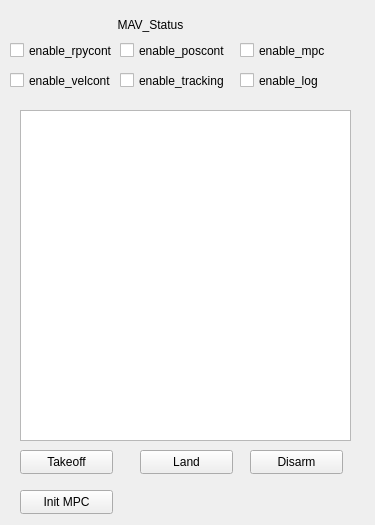
This is src/rqt_quadcoptergui/QuadCopterwidget.ui in garimellagowtham/rqt_quadcoptergui as Qt 5 draws it before an edit. The edited form follows.
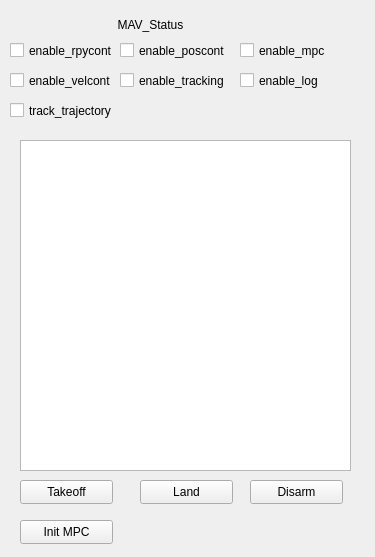
This is the edited form.

Commit message: added trajectory tracking checkbox

```diff
--- a/src/rqt_quadcoptergui/QuadCopterwidget.ui
+++ b/src/rqt_quadcoptergui/QuadCopterwidget.ui
@@ -7,7 +7,7 @@
     <x>0</x>
     <y>0</y>
     <width>375</width>
-    <height>525</height>
+    <height>557</height>
    </rect>
   </property>
   <property name="windowTitle">
@@ -17,7 +17,7 @@
    <property name="geometry">
     <rect>
      <x>140</x>
-     <y>450</y>
+     <y>480</y>
      <width>93</width>
      <height>24</height>
     </rect>
@@ -30,7 +30,7 @@
    <property name="geometry">
     <rect>
      <x>20</x>
-     <y>110</y>
+     <y>140</y>
      <width>331</width>
      <height>331</height>
     </rect>
@@ -40,7 +40,7 @@
    <property name="geometry">
     <rect>
      <x>20</x>
-     <y>450</y>
+     <y>480</y>
      <width>93</width>
      <height>24</height>
     </rect>
@@ -69,7 +69,7 @@
    <property name="geometry">
     <rect>
      <x>250</x>
-     <y>450</y>
+     <y>480</y>
      <width>93</width>
      <height>24</height>
     </rect>
@@ -83,7 +83,7 @@
     <rect>
      <x>240</x>
      <y>70</y>
-     <width>91</width>
+     <width>101</width>
      <height>21</height>
     </rect>
    </property>
@@ -147,7 +147,7 @@
    <property name="geometry">
     <rect>
      <x>20</x>
-     <y>490</y>
+     <y>520</y>
      <width>93</width>
      <height>24</height>
     </rect>
@@ -169,6 +169,19 @@
     <string>enable_mpc</string>
    </property>
   </widget>
+  <widget class="QCheckBox" name="trajectory_tracking_checkbox">
+   <property name="geometry">
+    <rect>
+     <x>10</x>
+     <y>100</y>
+     <width>111</width>
+     <height>21</height>
+    </rect>
+   </property>
+   <property name="text">
+    <string>track_trajectory</string>
+   </property>
+  </widget>
  </widget>
  <resources/>
  <connections/>
```
The commit also changes 2 other files.
